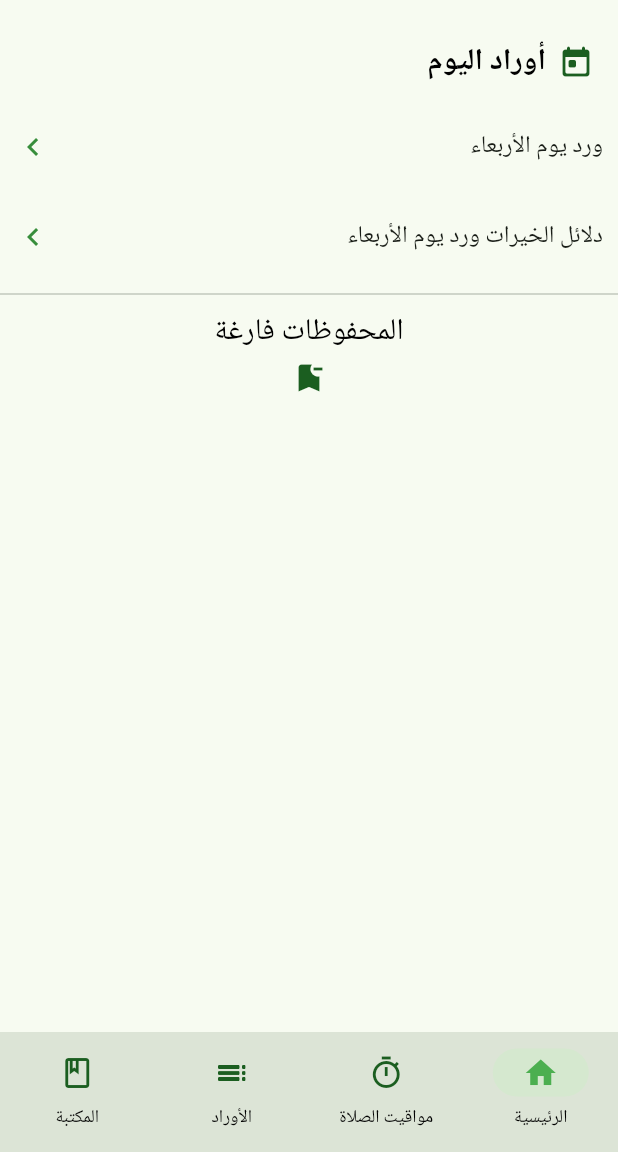
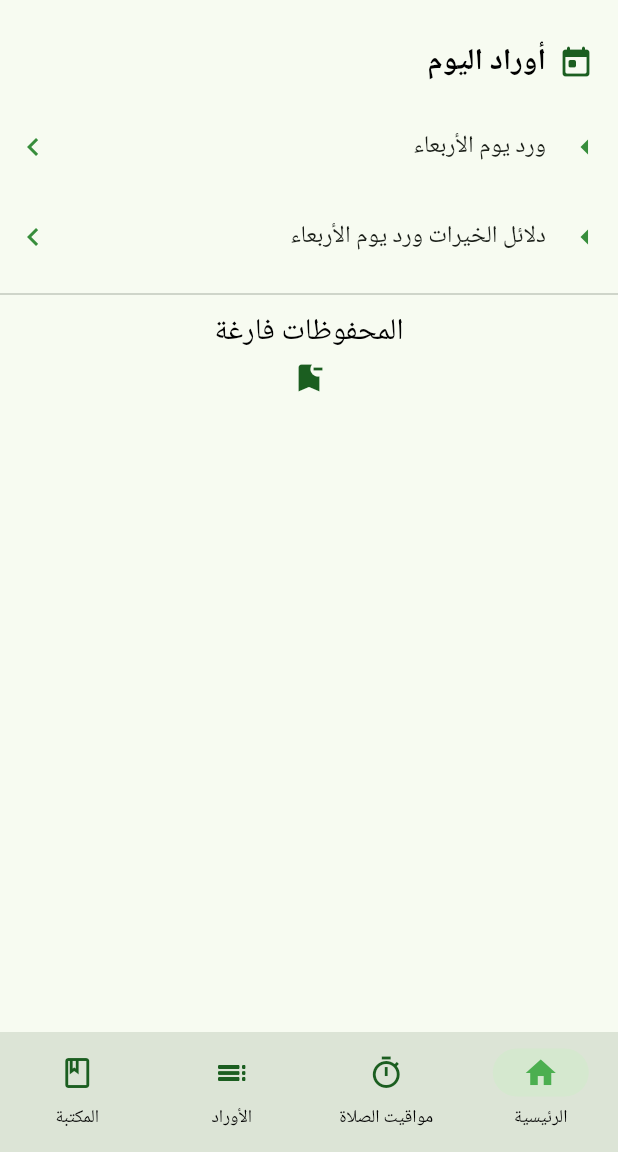
Before and after one commit to MuhammadSwa/aldurar-alnaqia, a Flutter app: the screen it shows after launch, on a phone screen of 412 x 824 dp, the part 84-1236 px from its top. Run offline on Flutter 3.47's test engine with Material 3 defaults, Android fonts, the phone set to English and light mode, and no system bars; our stand-ins replace adaptive_theme, adhan, audio_video_progress_bar, easy_rich_text, flutter_local_notifications, flutter_svg and 11 more; missing offline and left inert: adhan_dart, background_downloader, desktop_window, flutter_background_service, just_audio_media_kit, pdfrx and 2 more; project files that could hold a hidden picture were left out.

Commit message:
minor editing prayer timings screen

```diff
--- a/lib/common/theme/dark_theme.dart
+++ b/lib/common/theme/dark_theme.dart
@@ -8,7 +8,7 @@ abstract class BaseTheme {
   static const double bodyMediumHeight = 1.8;
 
   static const double bodySmallFontSize = 14;
-  static const double titleMediumfontSize = 24;
+  static const double titleMediumfontSize = 20;
 }
 
 final darkTheme = ThemeData(
@@ -151,6 +151,9 @@ final lightTheme = ThemeData(
       bodySmall: TextStyle(
         color: Colors.grey.shade600,
         fontSize: 14,
+      ),
+      titleMedium: const TextStyle(
+        fontSize: BaseTheme.titleMediumfontSize,
       ),
       // for numbering e.g. (12.)
       labelSmall: TextStyle(
--- a/lib/screens/home_screen/home_screen.dart
+++ b/lib/screens/home_screen/home_screen.dart
@@ -72,7 +72,7 @@ class HomePage extends StatelessWidget {
               title: Text(
                 'ورد يوم ${arabicWeekdays[todaysNum() - 1]}',
               ),
-              // leading: const Icon(Icons.today_rounded),
+              leading: const Icon(Icons.arrow_right),
               trailing: const Icon(Icons.chevron_right),
               onTap: () {
                 context.go('/home/todaysZikr');
@@ -82,7 +82,7 @@ class HomePage extends StatelessWidget {
               title: Text(
                 'دلائل الخيرات ورد يوم ${arabicWeekdays[todaysNum() - 1]}',
               ),
-              // leading: const Icon(Icons.today_rounded),
+              leading: const Icon(Icons.arrow_right),
               trailing: const Icon(Icons.chevron_right),
               onTap: () {
                 context.go(
--- a/lib/screens/prayer_timings_screen/next_prayer_countdown.dart
+++ b/lib/screens/prayer_timings_screen/next_prayer_countdown.dart
@@ -10,7 +10,7 @@ class NextPrayerCountdown extends StatelessWidget {
     return Card(
       elevation: 4,
       child: Padding(
-        padding: const EdgeInsets.all(16.0),
+        padding: const EdgeInsets.symmetric(vertical: 10, horizontal: 16),
         child: GetX<PrayerTimingsController>(
           builder: (controller) {
             // Show loading state while initializing
@@ -35,7 +35,6 @@ class NextPrayerCountdown extends StatelessWidget {
                 style: TextStyle(fontSize: 16),
               );
             }
-
 
             // Handle edge case where prayer name is empty
             if (prayerName.isEmpty) {
```
Also changed, not shown: lib/screens/prayer_timings_screen/prayer_timings_screen.dart (+9 -9 lines).
